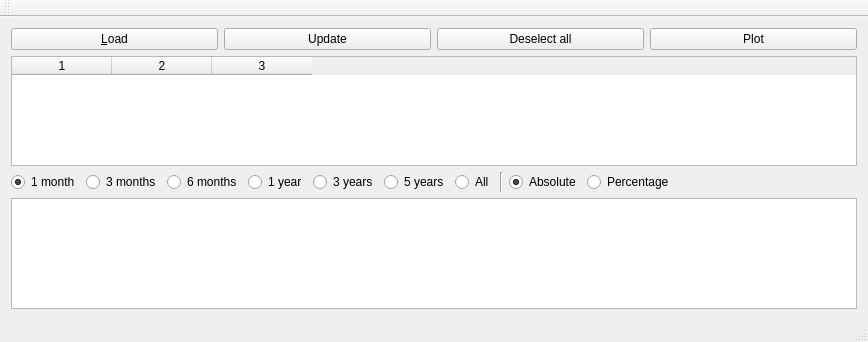
Old version of the form source/mainwindow.ui in the repository droggen/assetviewer.
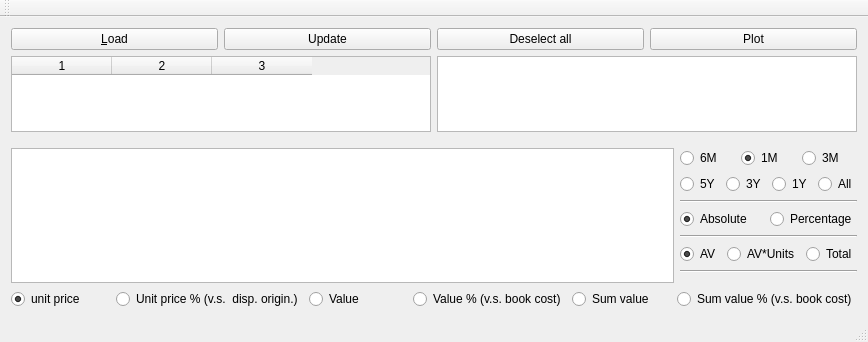
New version of the form. Custom widgets are drawn as their Qt base class.

```diff
--- a/source/mainwindow.ui
+++ b/source/mainwindow.ui
@@ -48,6 +48,11 @@
      </layout>
     </item>
     <item>
+     <layout class="QHBoxLayout" name="horizontalLayout_4">
+      <property name="bottomMargin">
+       <number>10</number>
+      </property>
+      <item>
      <widget class="QTableWidget" name="twAssets">
       <property name="editTriggers">
        <set>QAbstractItemView::NoEditTriggers</set>
@@ -70,11 +75,36 @@
      </widget>
     </item>
     <item>
-     <layout class="QHBoxLayout" name="horizontalLayout_2">
+       <widget class="QChartView" name="graphicsView_2"/>
+      </item>
+     </layout>
+    </item>
+    <item>
+     <layout class="QHBoxLayout" name="horizontalLayout_3">
+      <item>
+       <widget class="DChartView" name="graphicsView"/>
+      </item>
+      <item>
+       <layout class="QVBoxLayout" name="verticalLayout_2">
+        <property name="bottomMargin">
+         <number>10</number>
+        </property>
+        <item>
+         <layout class="QHBoxLayout" name="horizontalLayout_5">
+          <item>
+           <widget class="QRadioButton" name="rbDateRange6m">
+            <property name="text">
+             <string>6M</string>
+            </property>
+            <attribute name="buttonGroup">
+             <string notr="true">buttonGroup</string>
+            </attribute>
+           </widget>
+          </item>
       <item>
        <widget class="QRadioButton" name="rbDateRange1m">
         <property name="text">
-         <string>1 month</string>
+             <string>1M</string>
         </property>
         <property name="checked">
          <bool>true</bool>
@@ -87,47 +117,41 @@
       <item>
        <widget class="QRadioButton" name="rbDateRange3m">
         <property name="text">
-         <string>3 months</string>
+             <string>3M</string>
         </property>
         <attribute name="buttonGroup">
          <string notr="true">buttonGroup</string>
         </attribute>
        </widget>
       </item>
-      <item>
-       <widget class="QRadioButton" name="rbDateRange6m">
-        <property name="text">
-         <string>6 months</string>
-        </property>
-        <attribute name="buttonGroup">
-         <string notr="true">buttonGroup</string>
-        </attribute>
-       </widget>
+         </layout>
       </item>
       <item>
-       <widget class="QRadioButton" name="rbDateRange12m">
-        <property name="text">
-         <string>1 year</string>
-        </property>
-        <attribute name="buttonGroup">
-         <string notr="true">buttonGroup</string>
-        </attribute>
-       </widget>
-      </item>
-      <item>
-       <widget class="QRadioButton" name="rbDateRange3y">
-        <property name="text">
-         <string>3 years</string>
-        </property>
-        <attribute name="buttonGroup">
-         <string notr="true">buttonGroup</string>
-        </attribute>
-       </widget>
-      </item>
+         <layout class="QHBoxLayout" name="horizontalLayout_6">
       <item>
        <widget class="QRadioButton" name="rbDateRange5y">
         <property name="text">
-         <string>5 years</string>
+             <string>5Y</string>
+            </property>
+            <attribute name="buttonGroup">
+             <string notr="true">buttonGroup</string>
+            </attribute>
+           </widget>
+          </item>
+          <item>
+           <widget class="QRadioButton" name="rbDateRange3y">
+            <property name="text">
+             <string>3Y</string>
+            </property>
+            <attribute name="buttonGroup">
+             <string notr="true">buttonGroup</string>
+            </attribute>
+           </widget>
+          </item>
+          <item>
+           <widget class="QRadioButton" name="rbDateRange12m">
+            <property name="text">
+             <string>1Y</string>
         </property>
         <attribute name="buttonGroup">
          <string notr="true">buttonGroup</string>
@@ -144,13 +168,17 @@
         </attribute>
        </widget>
       </item>
+         </layout>
+        </item>
       <item>
-       <widget class="Line" name="line">
+         <widget class="Line" name="line_2">
         <property name="orientation">
-         <enum>Qt::Vertical</enum>
+           <enum>Qt::Horizontal</enum>
         </property>
        </widget>
       </item>
+        <item>
+         <layout class="QHBoxLayout" name="horizontalLayout_7">
       <item>
        <widget class="QRadioButton" name="rbYAbsolute">
         <property name="text">
@@ -174,23 +202,126 @@
         </attribute>
        </widget>
       </item>
+         </layout>
+        </item>
       <item>
-       <spacer name="horizontalSpacer">
+         <widget class="Line" name="line_3">
         <property name="orientation">
          <enum>Qt::Horizontal</enum>
         </property>
-        <property name="sizeHint" stdset="0">
-         <size>
-          <width>40</width>
-          <height>20</height>
-         </size>
-        </property>
-       </spacer>
-      </item>
+         </widget>
+        </item>
+        <item>
+         <layout class="QHBoxLayout" name="horizontalLayout_8">
+          <item>
+           <widget class="QRadioButton" name="rbPlotAV">
+            <property name="text">
+             <string>AV</string>
+            </property>
+            <property name="checked">
+             <bool>true</bool>
+            </property>
+            <attribute name="buttonGroup">
+             <string notr="true">buttonGroup_3</string>
+            </attribute>
+           </widget>
+          </item>
+          <item>
+           <widget class="QRadioButton" name="rbPlotAVxUnits">
+            <property name="text">
+             <string>AV*Units</string>
+            </property>
+            <attribute name="buttonGroup">
+             <string notr="true">buttonGroup_3</string>
+            </attribute>
+           </widget>
+          </item>
+          <item>
+           <widget class="QRadioButton" name="rbPlotTotal">
+            <property name="text">
+             <string>Total</string>
+            </property>
+            <attribute name="buttonGroup">
+             <string notr="true">buttonGroup_3</string>
+            </attribute>
+           </widget>
+          </item>
      </layout>
     </item>
     <item>
-     <widget class="DChartView" name="graphicsView"/>
+         <widget class="Line" name="line">
+          <property name="orientation">
+           <enum>Qt::Horizontal</enum>
+          </property>
+         </widget>
+        </item>
+       </layout>
+      </item>
+     </layout>
+    </item>
+    <item>
+     <layout class="QHBoxLayout" name="horizontalLayout_2">
+      <item>
+       <widget class="QRadioButton" name="rbPlotUP">
+        <property name="text">
+         <string>unit price</string>
+        </property>
+        <property name="checked">
+         <bool>true</bool>
+        </property>
+        <attribute name="buttonGroup">
+         <string notr="true">buttonGroup_4</string>
+        </attribute>
+       </widget>
+      </item>
+      <item>
+       <widget class="QRadioButton" name="rbPlotUPP">
+        <property name="text">
+         <string>Unit price % (v.s.  disp. origin.)</string>
+        </property>
+        <attribute name="buttonGroup">
+         <string notr="true">buttonGroup_4</string>
+        </attribute>
+       </widget>
+      </item>
+      <item>
+       <widget class="QRadioButton" name="rbPlotV">
+        <property name="text">
+         <string>Value</string>
+        </property>
+        <attribute name="buttonGroup">
+         <string notr="true">buttonGroup_4</string>
+        </attribute>
+       </widget>
+      </item>
+      <item>
+       <widget class="QRadioButton" name="rbPlotVP">
+        <property name="text">
+         <string>Value % (v.s. book cost)</string>
+        </property>
+        <attribute name="buttonGroup">
+         <string notr="true">buttonGroup_4</string>
+        </attribute>
+       </widget>
+      </item>
+      <item>
+       <widget class="QRadioButton" name="rbPlotSV">
+        <property name="text">
+         <string>Sum value</string>
+        </property>
+        <attribute name="buttonGroup">
+         <string notr="true">buttonGroup_4</string>
+        </attribute>
+       </widget>
+      </item>
+      <item>
+       <widget class="QRadioButton" name="rbPlotSVP">
+        <property name="text">
+         <string>Sum value % (v.s. book cost)</string>
+        </property>
+       </widget>
+      </item>
+     </layout>
     </item>
    </layout>
   </widget>
@@ -221,6 +352,11 @@
    <extends>QGraphicsView</extends>
    <header>dcharts.h</header>
   </customwidget>
+  <customwidget>
+   <class>QChartView</class>
+   <extends>QGraphicsView</extends>
+   <header>QtCharts</header>
+  </customwidget>
  </customwidgets>
  <resources/>
  <connections/>
```
Left out of the diff: 4 changed lines with no effect on the pictures. Lines whose indentation alone changed are shown as unchanged.
